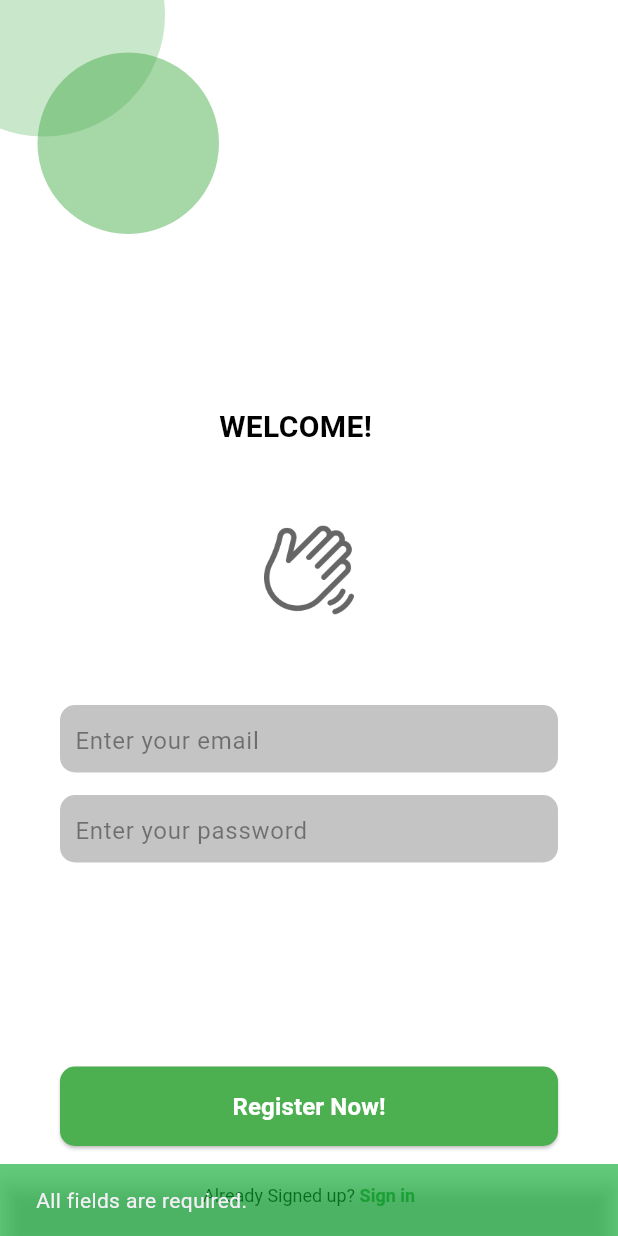
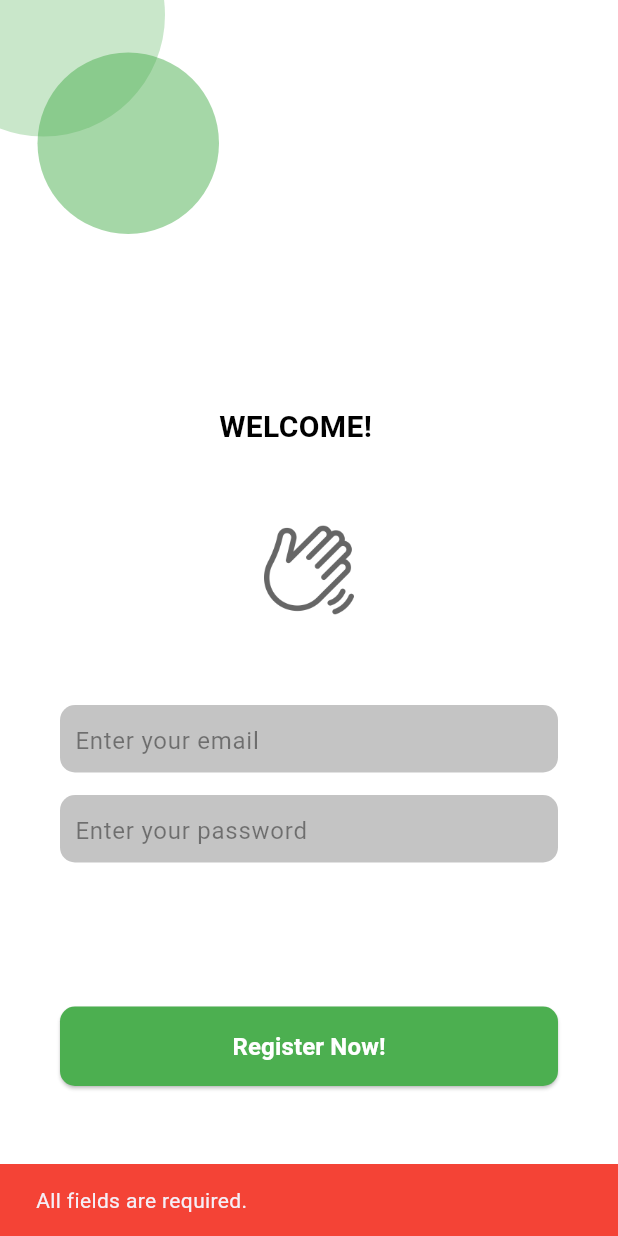
Before and after one commit to Medhani-Premathilaka/smart_learning, a Flutter app: the screen it shows after launch, after a tap on "Register Now!", on a phone screen of 412 x 824 dp. Run offline on Flutter 3.47's test engine with Material 3 defaults, Android fonts, the phone set to English and light mode, and no system bars; our stand-ins replace cloud_firestore, firebase_auth, firebase_core, flutter_svg; missing offline and left inert: firebase_app_check; accounts and stored records are empty.

Commit message:
updated register.dart

```diff
--- a/slearning/lib/screens/register.dart
+++ b/slearning/lib/screens/register.dart
@@ -1,7 +1,6 @@
 import 'package:firebase_auth/firebase_auth.dart';
 import 'package:flutter/gestures.dart';
 import 'package:flutter/material.dart';
-import 'package:slearning/screens/home.dart';
 import 'package:slearning/screens/login.dart';
 import 'package:slearning/services/FirebaseAuthServices.dart';
 
@@ -28,7 +27,9 @@ class _RegisterState extends State<Register> {
     return Scaffold(
       backgroundColor: Colors.white,
       resizeToAvoidBottomInset: false,
-      body: Container(
+      body: SingleChildScrollView(
+        child: SizedBox(
+          height: MediaQuery.of(context).size.height,
           child: Stack(
             children: [
               // Top-left circles
@@ -75,7 +76,7 @@ class _RegisterState extends State<Register> {
                 child: Opacity(
                   opacity: 0.6,
                   child: Image.asset(
-                  'assets/hello.png', // Replace with your Google icon asset
+                    'assets/hello.png', // Replace with your asset
                     height: 60,
                     width: 60,
                   ),
@@ -89,18 +90,18 @@ class _RegisterState extends State<Register> {
                 child: Container(
                   height: 45,
                   decoration: BoxDecoration(
-                  color: Color.fromRGBO(0, 0, 0, 0.23),
+                    color: const Color.fromRGBO(0, 0, 0, 0.23),
                     borderRadius: BorderRadius.circular(10),
                   ),
                   child: Padding(
                     padding: const EdgeInsets.symmetric(horizontal: 10.0),
                     child: TextField(
                       controller: _emailController,
-                    style: TextStyle(
+                      style: const TextStyle(
                         color: Colors.black,
                         fontSize: 16,
                       ),
-                    decoration: InputDecoration(
+                      decoration: const InputDecoration(
                         hintText: "Enter your email",
                         hintStyle: TextStyle(
                           color: Color.fromRGBO(0, 0, 0, 0.44),
@@ -120,7 +121,7 @@ class _RegisterState extends State<Register> {
                 child: Container(
                   height: 45,
                   decoration: BoxDecoration(
-                  color: Color.fromRGBO(0, 0, 0, 0.23),
+                    color: const Color.fromRGBO(0, 0, 0, 0.23),
                     borderRadius: BorderRadius.circular(10),
                   ),
                   child: Padding(
@@ -128,11 +129,11 @@ class _RegisterState extends State<Register> {
                     child: TextField(
                       controller: _passwordController,
                       obscureText: true,
-                    style: TextStyle(
+                      style: const TextStyle(
                         color: Colors.black,
                         fontSize: 16,
                       ),
-                    decoration: InputDecoration(
+                      decoration: const InputDecoration(
                         hintText: "Enter your password",
                         hintStyle: TextStyle(
                           color: Color.fromRGBO(0, 0, 0, 0.44),
@@ -146,7 +147,7 @@ class _RegisterState extends State<Register> {
               ),
               // Register Button
               Positioned(
-              bottom: 60,
+                bottom: 100,
                 left: 40,
                 right: 40,
                 child: ElevatedButton(
@@ -156,11 +157,11 @@ class _RegisterState extends State<Register> {
                     shape: RoundedRectangleBorder(
                       borderRadius: BorderRadius.circular(10),
                     ),
-                  padding: EdgeInsets.symmetric(vertical: 15),
+                    padding: const EdgeInsets.symmetric(vertical: 15),
                   ),
                   child: _isLoading
-                    ? CircularProgressIndicator(color: Colors.white)
-                    : Text(
+                      ? const CircularProgressIndicator(color: Colors.white)
+                      : const Text(
                           "Register Now!",
                           style: TextStyle(
                             color: Colors.white,
@@ -178,15 +179,15 @@ class _RegisterState extends State<Register> {
                 child: Center(
                   child: RichText(
                     text: TextSpan(
-                    style: TextStyle(
+                      style: const TextStyle(
                         color: Colors.black,
                         fontSize: 12,
                       ),
                       children: [
-                      TextSpan(text: "Already Signed up? "),
+                        const TextSpan(text: "Already Signed up? "),
                         TextSpan(
                           text: "Sign in",
-                        style: TextStyle(
+                          style: const TextStyle(
                             color: Colors.green,
                             fontWeight: FontWeight.bold,
                           ),
@@ -194,7 +195,8 @@ class _RegisterState extends State<Register> {
                             ..onTap = () {
                               Navigator.pushReplacement(
                                 context,
-                              MaterialPageRoute(builder: (context) => Login()),
+                                MaterialPageRoute(
+                                    builder: (context) => Login()),
                               );
                             },
                         ),
@@ -206,6 +208,7 @@ class _RegisterState extends State<Register> {
             ],
           ),
         ),
+      ),
     );
   }
 
@@ -215,15 +218,15 @@ class _RegisterState extends State<Register> {
 
     if (email.isEmpty || password.isEmpty) {
       ScaffoldMessenger.of(context).showSnackBar(
-        SnackBar(
+        const SnackBar(
           content: Text("All fields are required."),
-          backgroundColor: Color.fromARGB(159, 10, 174, 49),
+          backgroundColor: Colors.red,
         ),
       );
       return;
     }
 
-    //setState(() => _isLoading = false);
+    //setState(() => _isLoading = true);
 
     try {
       User? user = await _auth.signUpWithEmailAndPassword(email, password);
@@ -231,24 +234,26 @@ class _RegisterState extends State<Register> {
         ScaffoldMessenger.of(context).showSnackBar(
           SnackBar(
             content: Text("Registration Successful! Welcome, $email."),
-            backgroundColor: Color.fromRGBO(00, 00, 00, 0.8),
+            backgroundColor: Colors.green,
           ),
         );
 
-        // Navigate to Login Page
+        // Navigate to Home Page
         Navigator.pushReplacement(
           context,
-          MaterialPageRoute(
-              builder: (context) => HomePage()), // Use direct navigation
+          MaterialPageRoute(builder: (context) => Login()),
         );
       }
     } catch (e) {
       ScaffoldMessenger.of(context).showSnackBar(
         SnackBar(
           content: Text("Error: ${e.toString()}"),
-          backgroundColor: Color.fromARGB(159, 10, 174, 49),
+          backgroundColor: Colors.red,
         ),
       );
     }
+    // finally {
+    //   setState(() => _isLoading = false);
+    // }
   }
 }
```
Lines whose indentation alone changed are shown as unchanged.
